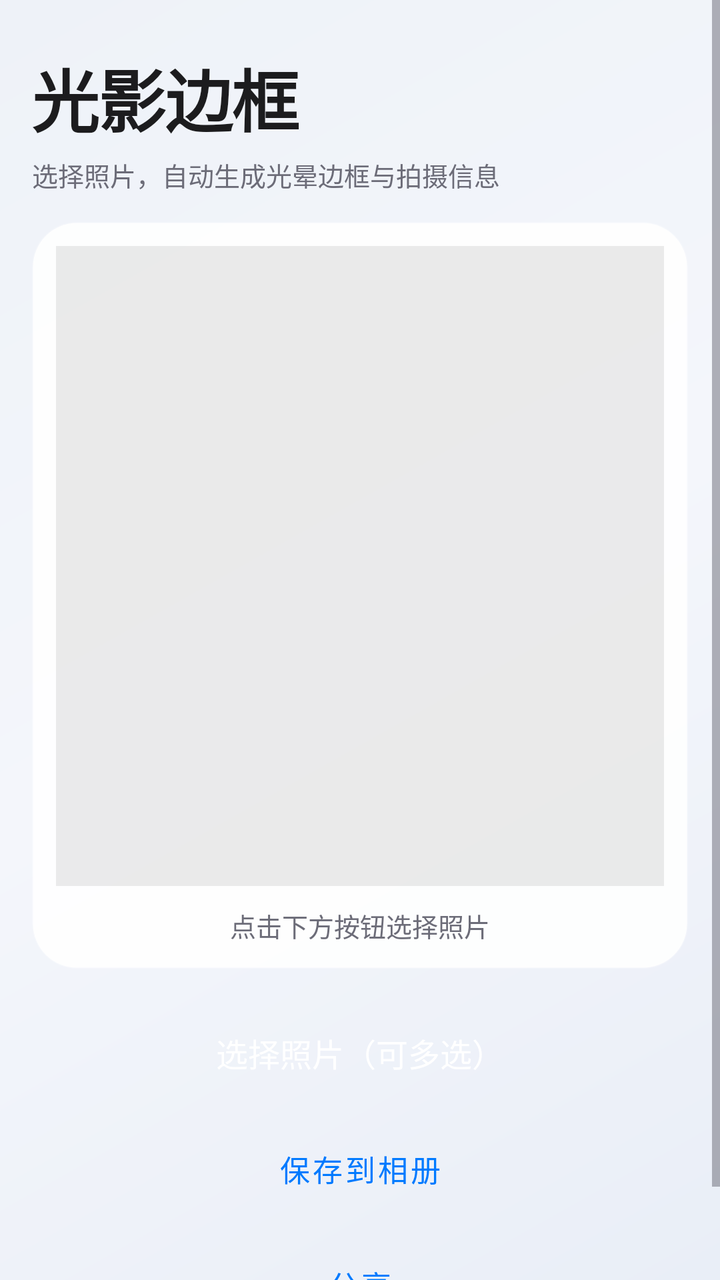
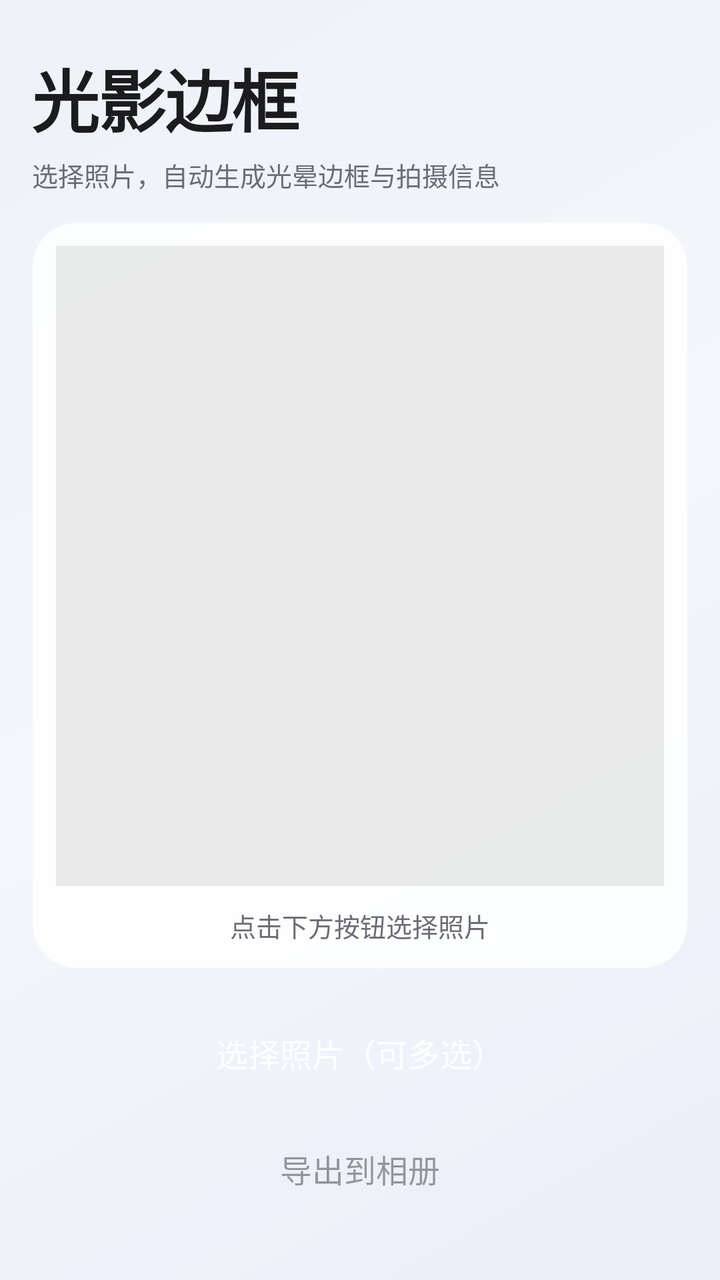

Compare the two renders of this Android layout. The source of the first and the diff that turns it into the second are given below.
<!-- AndroidManifest.xml: application theme Theme.VideoDownloader -->
<!-- res/layout/activity_photo_frame.xml -->
<?xml version="1.0" encoding="utf-8"?>
<ScrollView xmlns:android="http://schemas.android.com/apk/res/android"
    android:layout_width="match_parent"
    android:layout_height="match_parent"
    android:background="@drawable/ios_bg_gradient"
    android:fitsSystemWindows="true"
    android:fillViewport="true">

    <LinearLayout
        android:layout_width="match_parent"
        android:layout_height="wrap_content"
        android:orientation="vertical"
        android:padding="16dp">

        <TextView
            android:layout_width="match_parent"
            android:layout_height="wrap_content"
            android:text="@string/tool_photoframe_title"
            android:textAppearance="@style/Text.iOS.LargeTitle"
            android:paddingTop="8dp"
            android:paddingBottom="4dp" />

        <TextView
            android:layout_width="match_parent"
            android:layout_height="wrap_content"
            android:text="@string/pf_subtitle"
            android:textAppearance="@style/Text.iOS.Caption"
            android:paddingBottom="14dp" />

        
        <LinearLayout
            android:layout_width="match_parent"
            android:layout_height="wrap_content"
            android:orientation="vertical"
            android:background="@drawable/ios_glass_card"
            android:padding="12dp">

            <ImageView
                android:id="@+id/ivPreview"
                android:layout_width="match_parent"
                android:layout_height="320dp"
                android:adjustViewBounds="true"
                android:background="#14000000"
                android:contentDescription="@string/pf_preview_desc"
                android:scaleType="fitCenter" />

            <TextView
                android:id="@+id/tvStatus"
                android:layout_width="match_parent"
                android:layout_height="wrap_content"
                android:text="@string/pf_idle"
                android:textAppearance="@style/Text.iOS.Caption"
                android:gravity="center"
                android:paddingTop="10dp" />
        </LinearLayout>

        <Button
            android:id="@+id/btnPick"
            style="@style/Widget.iOS.Button"
            android:layout_width="match_parent"
            android:layout_height="wrap_content"
            android:layout_marginTop="18dp"
            android:text="@string/pf_btn_pick" />

        <Button
            android:id="@+id/btnSave"
            style="@style/Widget.iOS.Button.Secondary"
            android:layout_width="match_parent"
            android:layout_height="wrap_content"
            android:layout_marginTop="10dp"
            android:enabled="false"
            android:text="@string/pf_btn_save" />

        <Button
            android:id="@+id/btnShare"
            style="@style/Widget.iOS.Button.Secondary"
            android:layout_width="match_parent"
            android:layout_height="wrap_content"
            android:layout_marginTop="10dp"
            android:layout_marginBottom="8dp"
            android:enabled="false"
            android:text="@string/pf_btn_share" />

    </LinearLayout>
</ScrollView>
<!-- resources referenced by this layout -->
<resources>
  <!-- drawable ios_bg_gradient (drawable) -->
  <?xml version="1.0" encoding="utf-8"?>
  <shape xmlns:android="http://schemas.android.com/apk/res/android"
      android:shape="rectangle">
      <gradient
          android:angle="135"
          android:startColor="@color/bg_gradient_top"
          android:centerColor="@color/bg_gradient_center"
          android:endColor="@color/bg_gradient_bottom"
          android:type="linear" />
  </shape>
  <!-- drawable ios_glass_card (drawable) -->
  <?xml version="1.0" encoding="utf-8"?>
  <shape xmlns:android="http://schemas.android.com/apk/res/android"
      android:shape="rectangle">
      <solid android:color="@color/glass_fill" />
      <corners android:radius="22dp" />
      <stroke
          android:width="1dp"
          android:color="@color/glass_stroke" />
  </shape>
  <string name="pf_btn_pick">选择照片（可多选）</string>
  <string name="pf_btn_save">保存到相册</string>
  <string name="pf_btn_share">分享</string>
  <string name="pf_idle">点击下方按钮选择照片</string>
  <string name="pf_preview_desc">边框效果预览</string>
  <string name="pf_subtitle">选择照片，自动生成光晕边框与拍摄信息</string>
  <string name="tool_photoframe_title">光影边框</string>
  <style name="Text.iOS.Caption" parent="@android:style/TextAppearance">
          <item name="android:textSize">13sp</item>
          <item name="android:textColor">@color/text_secondary</item>
      </style>
  <style name="Text.iOS.LargeTitle" parent="@android:style/TextAppearance">
          <item name="android:textSize">34sp</item>
          <item name="android:textStyle">bold</item>
          <item name="android:textColor">@color/text_primary</item>
          <item name="android:letterSpacing">-0.02</item>
      </style>
  <style name="Widget.iOS.Button.Secondary" parent="Widget.MaterialComponents.Button.OutlinedButton">
          <item name="cornerRadius">16dp</item>
          <item name="android:textAllCaps">false</item>
          <item name="android:textSize">15sp</item>
          <item name="android:textColor">@color/ios_blue</item>
          <item name="android:fontFamily">sans-serif-medium</item>
          <item name="elevation">0dp</item>
          <item name="strokeWidth">0dp</item>
          <item name="backgroundTint">@color/glass_fill_strong</item>
      </style>
  <color name="bg_gradient_top">#FFE9EEF7</color>
  <color name="bg_gradient_center">#FFF4F6FB</color>
  <color name="bg_gradient_bottom">#FFEEF2F8</color>
  <color name="glass_fill">#E6FFFFFF</color>
  <color name="glass_stroke">#33FFFFFF</color>
  <color name="text_secondary">#FF6C6C78</color>
  <color name="text_primary">#FF1C1C1E</color>
  <color name="ios_blue">#007AFF</color>
  <color name="glass_fill_strong">#F2FFFFFF</color>
  <color name="ios_indigo">#5856D6</color>
  <color name="white">#FFFFFFFF</color>
  <color name="ios_cyan">#32ADE6</color>
  <color name="ios_red">#FF3B30</color>
  <style name="Widget.iOS.EditText" parent="Widget.AppCompat.EditText">
          <item name="android:background">@drawable/ios_glass_field</item>
          <item name="android:textColor">@color/text_primary</item>
          <item name="android:textColorHint">@color/text_tertiary</item>
          <item name="android:textSize">15sp</item>
          <item name="android:padding">14dp</item>
      </style>
  <!-- drawable ios_glass_field (drawable) -->
  <?xml version="1.0" encoding="utf-8"?>
  <shape xmlns:android="http://schemas.android.com/apk/res/android"
      android:shape="rectangle">
      <solid android:color="@color/glass_fill_strong" />
      <corners android:radius="16dp" />
      <stroke
          android:width="1dp"
          android:color="@color/glass_stroke" />
  </shape>
  <color name="text_tertiary">#FF9A9AA4</color>
  <!-- unchanged entries left out for length: 2 -->
</resources>

<!-- the commit's change to res/layout/activity_photo_frame.xml (unified diff, before → after) -->
@@ -63,23 +63,14 @@
             android:text="@string/pf_btn_pick" />
 
         <Button
-            android:id="@+id/btnSave"
-            style="@style/Widget.iOS.Button.Secondary"
-            android:layout_width="match_parent"
-            android:layout_height="wrap_content"
-            android:layout_marginTop="10dp"
-            android:enabled="false"
-            android:text="@string/pf_btn_save" />
-
-        <Button
-            android:id="@+id/btnShare"
-            style="@style/Widget.iOS.Button.Secondary"
+            android:id="@+id/btnExport"
+            style="@style/Widget.iOS.Button"
             android:layout_width="match_parent"
             android:layout_height="wrap_content"
             android:layout_marginTop="10dp"
             android:layout_marginBottom="8dp"
             android:enabled="false"
-            android:text="@string/pf_btn_share" />
+            android:text="@string/pf_btn_export" />
 
     </LinearLayout>
 </ScrollView>
<!-- resource entries referenced after the edit -->
@@ -21,9 +21,8 @@
           android:width="1dp"
           android:color="@color/glass_stroke" />
   </shape>
+  <string name="pf_btn_export">导出到相册</string>
   <string name="pf_btn_pick">选择照片（可多选）</string>
-  <string name="pf_btn_save">保存到相册</string>
-  <string name="pf_btn_share">分享</string>
   <string name="pf_idle">点击下方按钮选择照片</string>
   <string name="pf_preview_desc">边框效果预览</string>
   <string name="pf_subtitle">选择照片，自动生成光晕边框与拍摄信息</string>
@@ -37,16 +36,6 @@
           <item name="android:textStyle">bold</item>
           <item name="android:textColor">@color/text_primary</item>
           <item name="android:letterSpacing">-0.02</item>
-      </style>
-  <style name="Widget.iOS.Button.Secondary" parent="Widget.MaterialComponents.Button.OutlinedButton">
-          <item name="cornerRadius">16dp</item>
-          <item name="android:textAllCaps">false</item>
-          <item name="android:textSize">15sp</item>
-          <item name="android:textColor">@color/ios_blue</item>
-          <item name="android:fontFamily">sans-serif-medium</item>
-          <item name="elevation">0dp</item>
-          <item name="strokeWidth">0dp</item>
-          <item name="backgroundTint">@color/glass_fill_strong</item>
       </style>
   <color name="bg_gradient_top">#FFE9EEF7</color>
   <color name="bg_gradient_center">#FFF4F6FB</color>
